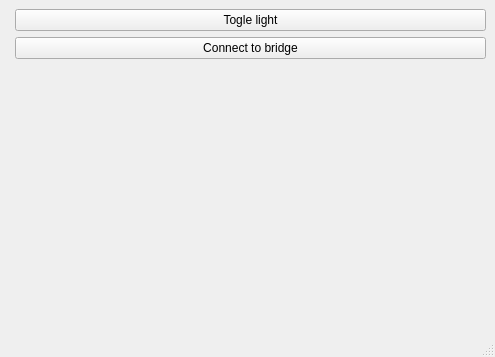
Qt form GUI/PhilipsHueGUI/mainwindow.ui (BOB450/OpenHue) before a commit.
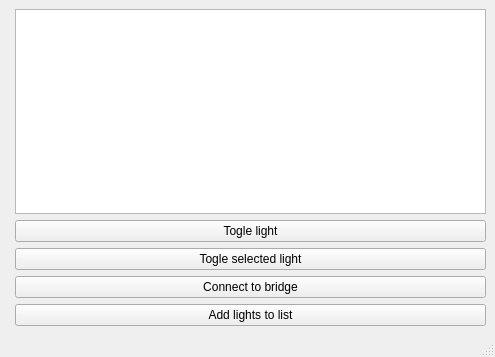
The same form after that commit.

Commit message: added list view

The edit to the form file:
```diff
--- a/GUI/PhilipsHueGUI/mainwindow.ui
+++ b/GUI/PhilipsHueGUI/mainwindow.ui
@@ -18,20 +18,37 @@
   </property>
   <widget class="QWidget" name="centralwidget">
    <layout class="QFormLayout" name="formLayout">
-    <item row="1" column="1">
+    <item row="3" column="1">
      <widget class="QPushButton" name="pushButton">
       <property name="text">
        <string>Connect to bridge</string>
       </property>
      </widget>
     </item>
-    <item row="0" column="1">
+    <item row="1" column="1">
      <widget class="QPushButton" name="pushButton_2">
       <property name="text">
        <string>Togle light</string>
       </property>
      </widget>
     </item>
+    <item row="0" column="1">
+     <widget class="QListWidget" name="listWidget"/>
+    </item>
+    <item row="4" column="1">
+     <widget class="QPushButton" name="pushButton_3">
+      <property name="text">
+       <string>Add lights to list</string>
+      </property>
+     </widget>
+    </item>
+    <item row="2" column="1">
+     <widget class="QPushButton" name="pushButton_4">
+      <property name="text">
+       <string>Togle selected light</string>
+      </property>
+     </widget>
+    </item>
    </layout>
   </widget>
   <widget class="QMenuBar" name="menubar">
```
The commit also changes 2 other files.
